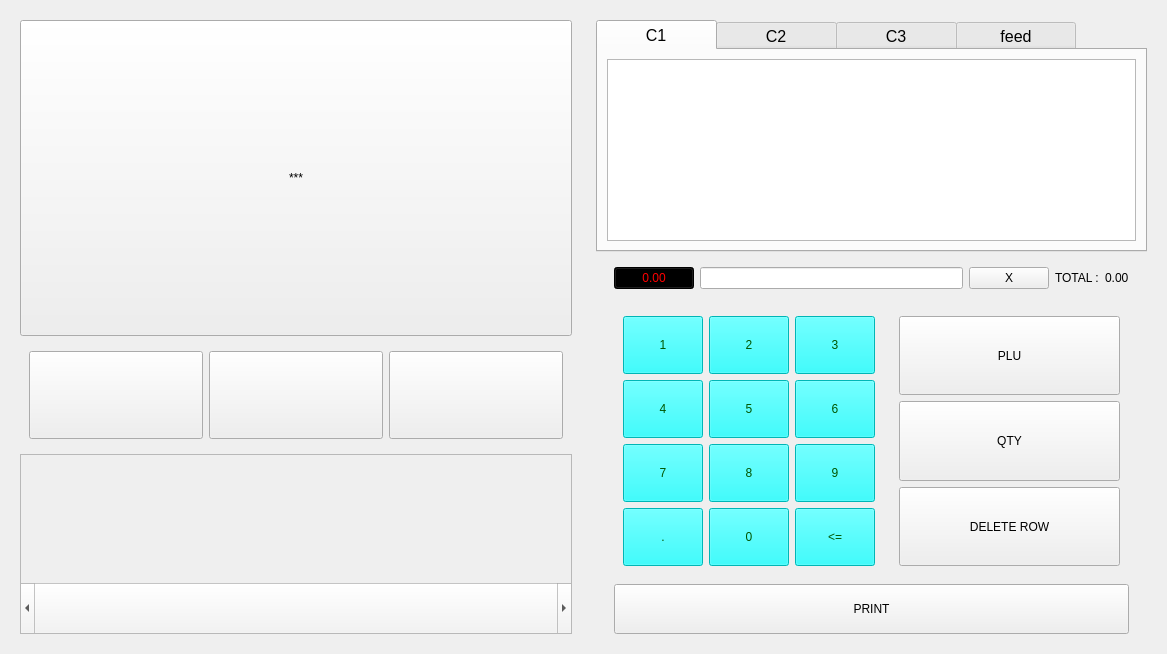
Old version of the form common_support/ui/UI.ui in the repository fazalfzl/choice.
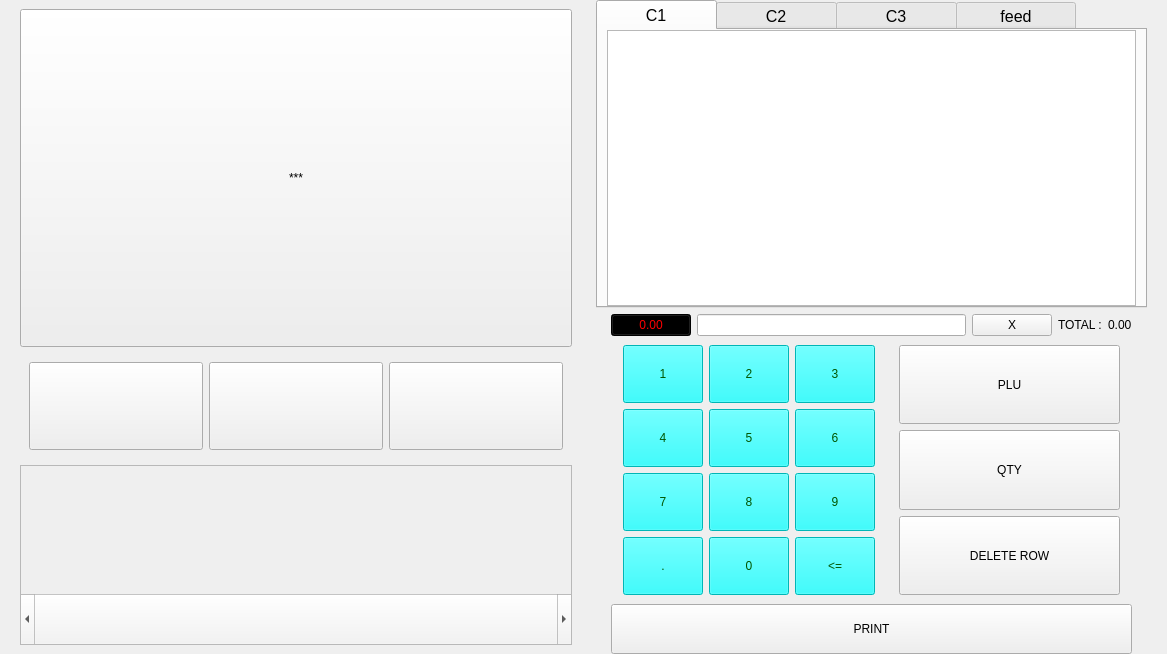
New version of the form.

```diff
--- a/common_support/ui/UI.ui
+++ b/common_support/ui/UI.ui
@@ -14,6 +14,12 @@
    <string>Form</string>
   </property>
   <layout class="QGridLayout" name="gridLayout_3" columnstretch="0,0,0">
+   <property name="topMargin">
+    <number>0</number>
+   </property>
+   <property name="bottomMargin">
+    <number>0</number>
+   </property>
    <item row="0" column="0">
     <widget class="QWidget" name="widget" native="true">
      <layout class="QGridLayout" name="gridLayout_2" rowstretch="3,0,0">
@@ -139,6 +145,12 @@
    <item row="0" column="2">
     <widget class="QWidget" name="widget_3" native="true">
      <layout class="QGridLayout" name="gridLayout_6" rowstretch="1,0">
+      <property name="topMargin">
+       <number>0</number>
+      </property>
+      <property name="bottomMargin">
+       <number>0</number>
+      </property>
       <item row="0" column="0">
        <widget class="QTabWidget" name="tabWidget">
         <property name="styleSheet">
@@ -156,6 +168,12 @@
           <string>C1</string>
          </attribute>
          <layout class="QGridLayout" name="gridLayout_5">
+          <property name="topMargin">
+           <number>0</number>
+          </property>
+          <property name="bottomMargin">
+           <number>0</number>
+          </property>
           <item row="0" column="0">
            <widget class="QTableWidget" name="tableC1">
             <property name="styleSheet">
@@ -172,6 +190,12 @@
           <string>C2</string>
          </attribute>
          <layout class="QGridLayout" name="gridLayout_7">
+          <property name="topMargin">
+           <number>0</number>
+          </property>
+          <property name="bottomMargin">
+           <number>0</number>
+          </property>
           <item row="0" column="0">
            <widget class="QTableWidget" name="tableC2"/>
           </item>
@@ -182,6 +206,12 @@
           <string>C3</string>
          </attribute>
          <layout class="QGridLayout" name="gridLayout_8">
+          <property name="topMargin">
+           <number>0</number>
+          </property>
+          <property name="bottomMargin">
+           <number>0</number>
+          </property>
           <item row="0" column="0">
            <widget class="QTableWidget" name="tableC3"/>
           </item>
@@ -237,6 +267,12 @@
          <item row="2" column="0">
           <widget class="QWidget" name="widget_5" native="true">
            <layout class="QGridLayout" name="gridLayout_10">
+            <property name="topMargin">
+             <number>0</number>
+            </property>
+            <property name="bottomMargin">
+             <number>0</number>
+            </property>
             <item row="1" column="0">
              <widget class="QWidget" name="widget_7" native="true">
               <property name="styleSheet">
@@ -392,9 +428,15 @@
             </size>
            </property>
            <layout class="QGridLayout" name="gridLayout_12">
+            <property name="leftMargin">
+             <number>6</number>
+            </property>
             <property name="topMargin">
              <number>0</number>
             </property>
+            <property name="rightMargin">
+             <number>6</number>
+            </property>
             <property name="bottomMargin">
              <number>0</number>
             </property>
@@ -417,6 +459,18 @@
          <item row="1" column="0">
           <widget class="QWidget" name="widget_9" native="true">
            <layout class="QGridLayout" name="gridLayout_15">
+            <property name="leftMargin">
+             <number>6</number>
+            </property>
+            <property name="topMargin">
+             <number>0</number>
+            </property>
+            <property name="rightMargin">
+             <number>6</number>
+            </property>
+            <property name="bottomMargin">
+             <number>0</number>
+            </property>
             <item row="0" column="2">
              <widget class="QPushButton" name="PB_empty">
               <property name="text">
```
